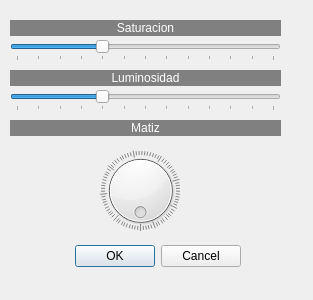
neri-um/paint, file matsatlum.ui: the form before one commit.
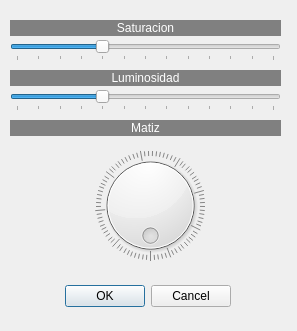
The form after the commit.

```diff
--- a/matsatlum.ui
+++ b/matsatlum.ui
@@ -9,8 +9,8 @@
    <rect>
     <x>0</x>
     <y>0</y>
-    <width>313</width>
-    <height>300</height>
+    <width>297</width>
+    <height>331</height>
    </rect>
   </property>
   <property name="windowTitle">
@@ -19,8 +19,8 @@
   <widget class="QDialogButtonBox" name="buttonBox">
    <property name="geometry">
     <rect>
-     <x>40</x>
-     <y>240</y>
+     <x>30</x>
+     <y>280</y>
      <width>201</width>
      <height>32</height>
     </rect>
@@ -154,10 +154,10 @@
   <widget class="QDial" name="dial">
    <property name="geometry">
     <rect>
-     <x>100</x>
+     <x>90</x>
      <y>150</y>
-     <width>81</width>
-     <height>81</height>
+     <width>121</width>
+     <height>111</height>
     </rect>
    </property>
    <property name="maximum">
```
